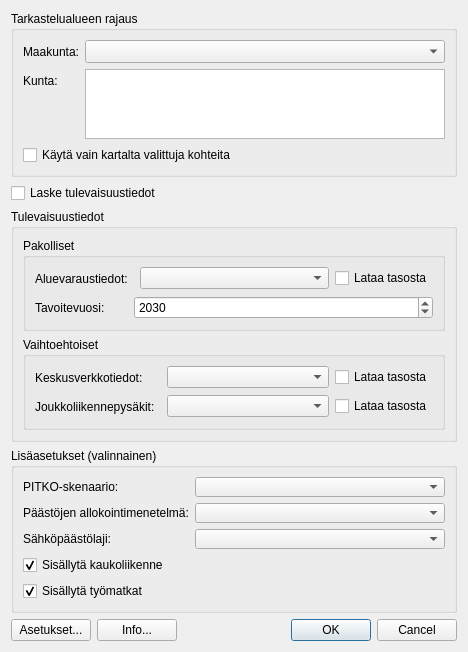
Old version of the form ykr_tool_main.ui in the repository ubigu/ilmakalu-qgis.
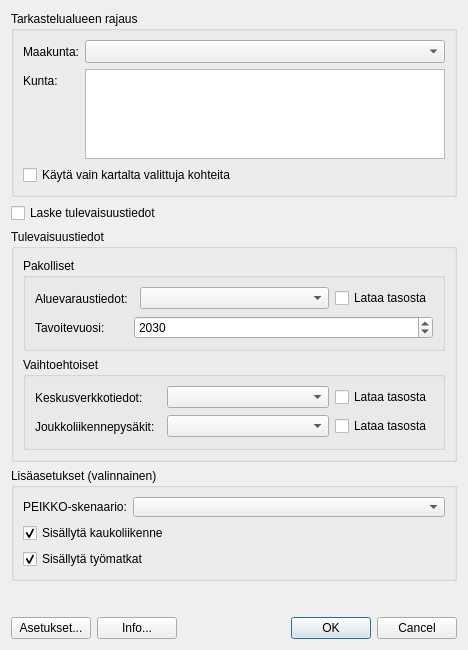
New version of the form. Custom widgets are drawn as their Qt base class.

Diff of the .ui file:
```diff
--- a/ykr_tool_main.ui
+++ b/ykr_tool_main.ui
@@ -341,7 +341,7 @@
           <item row="0" column="0">
            <widget class="QLabel" name="label_5">
             <property name="text">
-             <string>PITKO-skenaario:</string>
+             <string>PEIKKO-skenaario:</string>
             </property>
            </widget>
           </item>
@@ -358,47 +358,7 @@
             </property>
            </widget>
           </item>
-          <item row="1" column="0">
-           <widget class="QLabel" name="label_6">
-            <property name="text">
-             <string>Päästöjen allokointimenetelmä:</string>
-            </property>
-           </widget>
-          </item>
-          <item row="1" column="1">
-           <widget class="QComboBox" name="emissionsAllocation">
-            <property name="minimumSize">
-             <size>
-              <width>180</width>
-              <height>20</height>
-             </size>
-            </property>
-            <property name="toolTip">
-             <string>Valitse päästöjen allokointimenetelmä. Oletus: hjm</string>
-            </property>
-           </widget>
-          </item>
-          <item row="2" column="0">
-           <widget class="QLabel" name="label_12">
-            <property name="text">
-             <string>Sähköpäästölaji:</string>
-            </property>
-           </widget>
-          </item>
-          <item row="2" column="1">
-           <widget class="QComboBox" name="elecEmissionType">
-            <property name="minimumSize">
-             <size>
-              <width>180</width>
-              <height>20</height>
-             </size>
-            </property>
-            <property name="toolTip">
-             <string>Valitse sähköpäästölaji, Oletus: hankinta</string>
-            </property>
-           </widget>
-          </item>
-          <item row="3" column="0" colspan="2">
+          <item row="1" column="0" colspan="2">
            <widget class="QCheckBox" name="includeLongDistance">
             <property name="text">
              <string>Sisällytä kaukoliikenne</string>
@@ -408,7 +368,7 @@
             </property>
            </widget>
           </item>
-          <item row="4" column="0" colspan="2">
+          <item row="2" column="0" colspan="2">
            <widget class="QCheckBox" name="includeBusinessTravel">
             <property name="text">
              <string>Sisällytä työmatkat</string>
```
Left out of the diff: 2 changed lines with no effect on the pictures.
